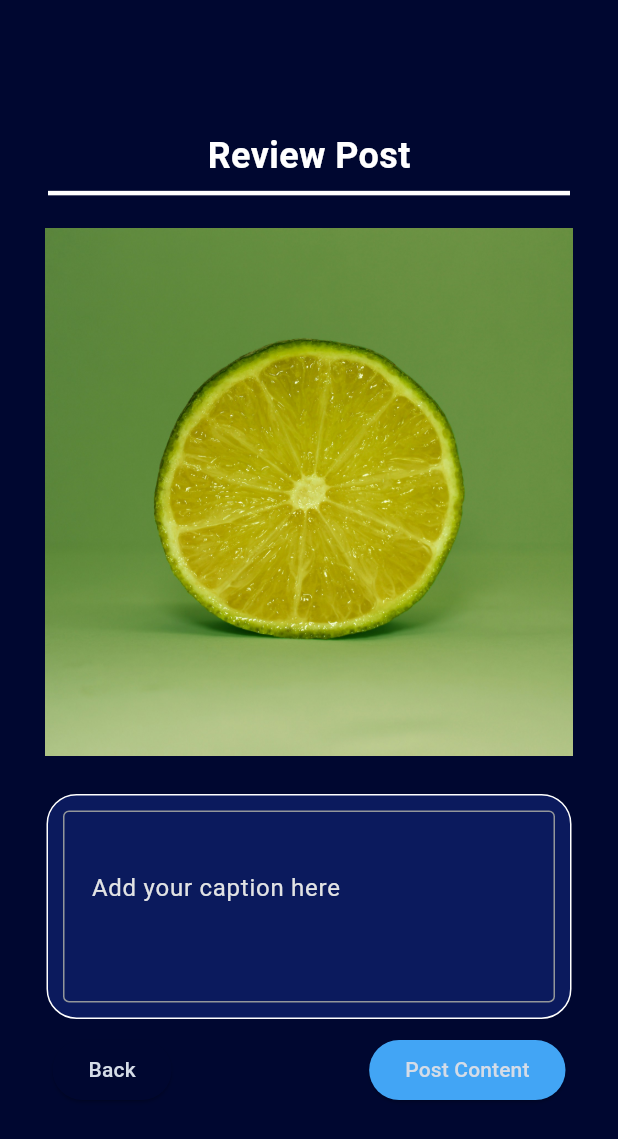
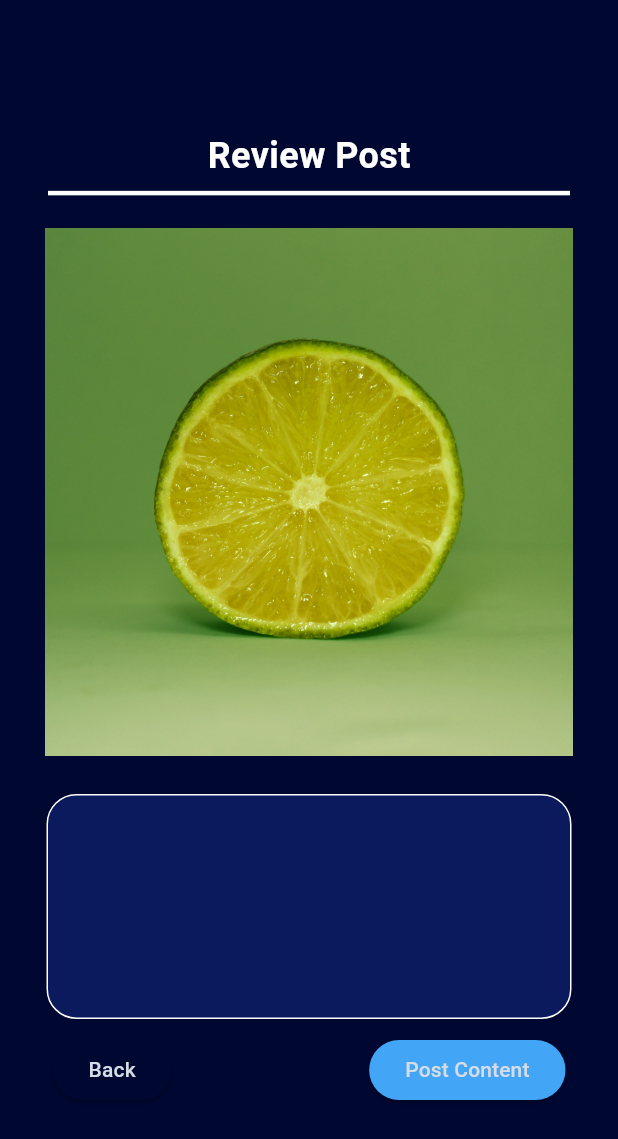
Before and after one commit to WillingDev0812/Blend, a Flutter app: the PostingOverviewPage screen opened by its route, on a phone screen of 412 x 824 dp. Shown: the top 1139 px of the screen. Run offline on Flutter 3.47's test engine with Material 3 defaults, Android fonts, the phone set to English and light mode, and no system bars; our stand-ins replace animated_list_plus, cloud_firestore, curved_navigation_bar, firebase_auth, firebase_core, flex_color_scheme and 5 more; missing offline and left inert: dart:ffi, flex_color_picker, flutter_facebook_auth, insta_assets_picker; accounts and stored records are empty; network calls fail; project files that could hold a hidden picture were left out.

Commit message:
insta media picker works. it does not save the image, but it is ready for demo. I also believe that it accepts video but I havent tested that

```diff
--- a/blend/lib/components/imageProcessing/insta_picker_interface.dart
+++ b/blend/lib/components/imageProcessing/insta_picker_interface.dart
@@ -1,3 +1,4 @@
+import 'package:blend/global_provider.dart';
 import 'package:flutter/material.dart';
 import 'package:insta_assets_picker/insta_assets_picker.dart';
 import 'package:blend/components/imageProcessing/crop_result_view.dart';
@@ -27,6 +28,7 @@ mixin InstaPickerInterface on Widget {
   }
 
   AppBar get _appBar => AppBar(title: Text(description.fullLabel));
+  // GlobalProvider provider = Provider.of<GlobalProvider>(context);
 
   Column pickerColumn({
     String? text,
--- a/blend/lib/pages/posting/media_insta.dart
+++ b/blend/lib/pages/posting/media_insta.dart
@@ -9,8 +9,8 @@ class MultiplePicker extends StatelessWidget with InstaPickerInterface {
 
   @override
   PickerDescription get description => const PickerDescription(
-        icon: '🖼️',
-        label: 'Multiple Mode Picker',
+        icon: '📷',
+        label: 'Select Media',
         description:
             'Picker for selecting multiple images (max $_kMultiplePickerMax).',
       );
--- a/blend/lib/pages/posting/overview_post.dart
+++ b/blend/lib/pages/posting/overview_post.dart
@@ -1,3 +1,5 @@
+import 'dart:io';
+
 import 'package:flutter/material.dart';
 import 'package:provider/provider.dart';
 import 'package:blend/global_provider.dart';
@@ -52,17 +54,7 @@ class PostingOverviewPage extends StatelessWidget {
                         ),
                       ),
 
-                      child: TextField(
-                          keyboardType: TextInputType.multiline,
-                          maxLines: 10,
-                          decoration: const InputDecoration(
-                            contentPadding:
-                                EdgeInsets.symmetric(vertical: 40, horizontal: 15),
-                            border: OutlineInputBorder(),
-                            labelText: "Add your caption here",
-                            alignLabelWithHint: true,
-                          ),
-                        ),
+                      child: Text(provider.postCaption)
                     ),
                     SizedBox(height: 10,),
                     Container(
```
Also changed, not shown: blend/lib/pages/posting/media.dart (+15 -0 lines), 15 other files.
